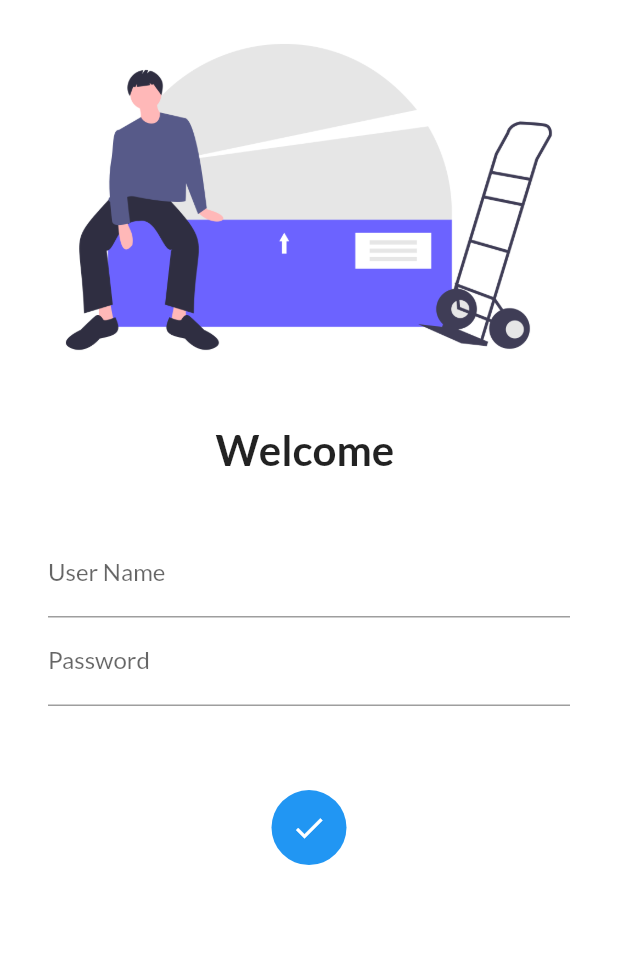
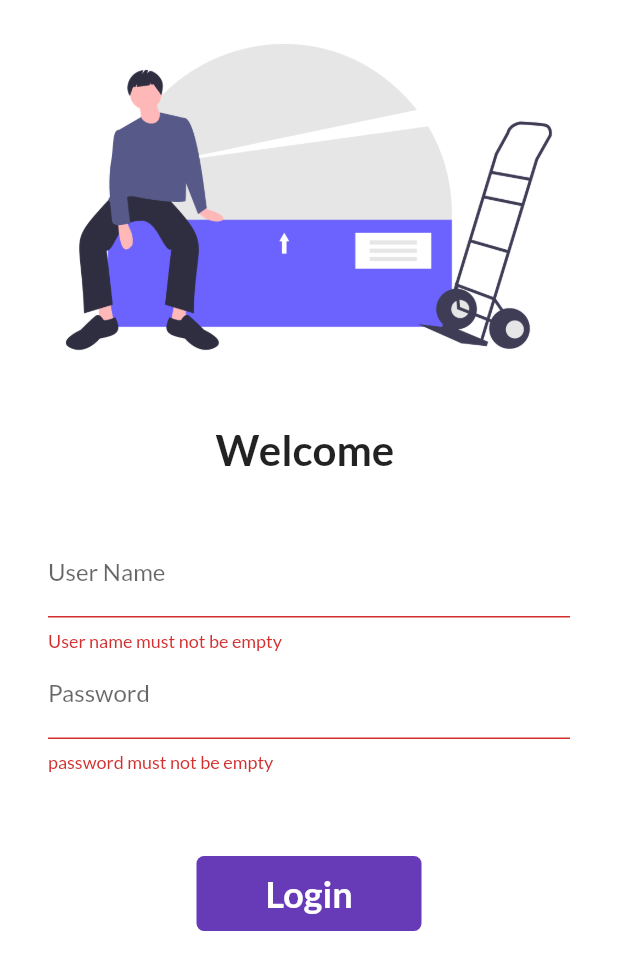
Before and after one commit to MDSAJIBCHOWDHURY/Flutter-in-30days, a Flutter app: the screen it shows after launch, after a tap on "Login", on a phone screen of 412 x 824 dp. Shown: the top 970 px of the screen. Run offline on Flutter 3.47's test engine with Material 2 defaults, Android fonts, the phone set to English and light mode, and no system bars; our stand-ins replace google_fonts.

Commit message:
day7 complete

```diff
--- a/first_app/lib/pages/login_page.dart
+++ b/first_app/lib/pages/login_page.dart
@@ -11,6 +11,21 @@ class LoginPage extends StatefulWidget {
 class _LoginPageState extends State<LoginPage> {
   var _name = '';
   var _tapOnButton = false;
+  final _formKey = GlobalKey<FormState>();
+
+  void moveToHome() async {
+    if (_formKey.currentState!.validate()) {
+      setState(() {
+        _tapOnButton = true;
+      });
+      await Future.delayed(Duration(milliseconds: 1200));
+      await Navigator.pushNamed(context, MyRoutes.homePage);
+      setState(() {
+        _tapOnButton = false;
+      });
+    }
+  }
+
   @override
   Widget build(BuildContext context) {
     return Material(
@@ -37,6 +52,8 @@ class _LoginPageState extends State<LoginPage> {
             Padding(
               padding:
                   const EdgeInsets.symmetric(horizontal: 32.0, vertical: 16.0),
+              child: Form(
+                key: _formKey,
                 child: Column(
                   children: [
                     TextFormField(
@@ -49,6 +66,12 @@ class _LoginPageState extends State<LoginPage> {
                           _name = value;
                         });
                       },
+                      validator: (value) {
+                        if (value!.isEmpty) {
+                          return 'User name must not be empty';
+                        }
+                         return  null;
+                      },
                     ),
                     TextFormField(
                       decoration: InputDecoration(
@@ -56,21 +79,27 @@ class _LoginPageState extends State<LoginPage> {
                         hintText: 'Enter Password',
                       ),
                       obscureText: true,
+                      validator: (value) {
+                        if (value!.isEmpty) {
+                          return 'password must not be empty';
+                        }
+                         return  null;
+                      },
                     ),
                   ],
+                ),
               ),
             ),
             SizedBox(
               height: 40.0,
             ),
-            InkWell(
-              onTap: () async {
-                setState(() {
-                  _tapOnButton = true;
-                });
-                await Future.delayed(Duration(milliseconds: 1200));
-                Navigator.pushNamed(context, MyRoutes.homePage);
-              },
+            Material(
+              color: Colors.deepPurple,
+              borderRadius: _tapOnButton
+                  ? BorderRadius.circular(50)
+                  : BorderRadius.circular(5),
+              child: InkWell(
+                onTap: () => moveToHome(),
                 child: AnimatedContainer(
                   duration: Duration(seconds: 1),
                   width: _tapOnButton ? 50 : 150,
@@ -89,25 +118,9 @@ class _LoginPageState extends State<LoginPage> {
                             fontWeight: FontWeight.bold,
                           ),
                         ),
-                decoration: BoxDecoration(
-                    color: Colors.blue,
-                    borderRadius: _tapOnButton
-                        ? BorderRadius.circular(50)
-                        : BorderRadius.circular(5)),
+                ),
               ),
             )
-            // ElevatedButton(
-            //   onPressed: () {
-            //     Navigator.pushNamed(context, MyRoutes.homePage);
-            //   },
-            //   child: Text('Login'),
-            //   style: TextButton.styleFrom(
-            //     minimumSize: Size(150, 40),
-            //     textStyle: TextStyle(
-            //       fontSize: 24,
-            //     ),
-            //   ),
-            // ),
           ],
         ),
       ),
```
Lines whose indentation alone changed are shown as unchanged.
